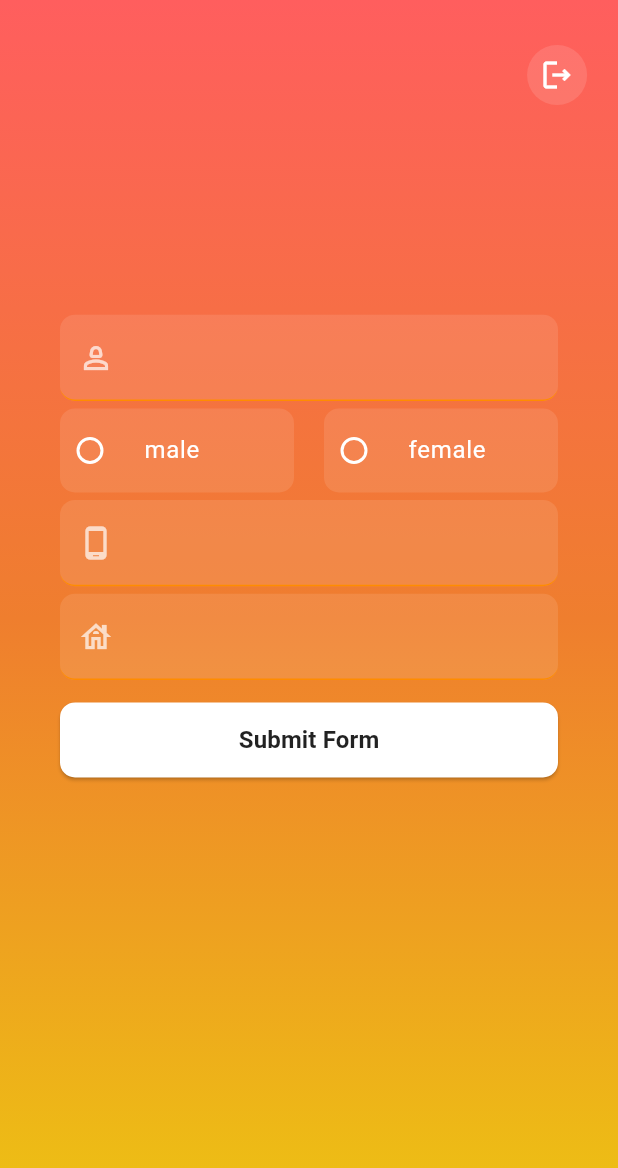
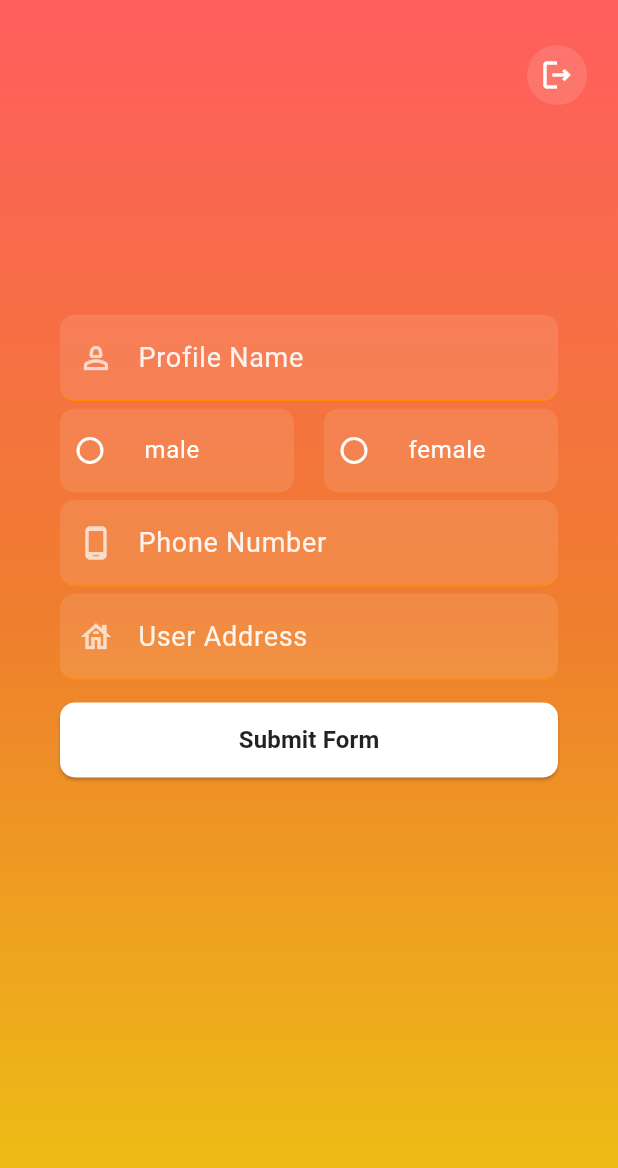
Before and after one commit to mynameisarwan/flutter_firebaseapp, a Flutter app: the ProfileScreen screen opened directly with empty values, on a phone screen of 412 x 824 dp. Shown: the top 1168 px of the screen. Run offline on Flutter 3.47's test engine with Material 3 defaults, Android fonts, the phone set to English and light mode, and no system bars; our stand-ins replace cloud_firestore, firebase_auth, firebase_core, get; accounts and stored records are empty.

Commit message:
profile screen controller

```diff
--- a/lib/src/screens/profile_screen.dart
+++ b/lib/src/screens/profile_screen.dart
@@ -16,10 +16,9 @@ class ProfileScreen extends StatefulWidget {
 }
 
 class _ProfileScreenState extends State<ProfileScreen> {
-  final TextEditingController _userNameTextController = TextEditingController();
-  final TextEditingController _phoneNumbTextController =
-      TextEditingController();
-  final TextEditingController _addressTextController = TextEditingController();
+  late TextEditingController _userNameTextController = TextEditingController();
+  late TextEditingController _phoneNumbTextController = TextEditingController();
+  late TextEditingController _addressTextController = TextEditingController();
   UserGenderEnum? _gender;
   @override
   void dispose() {
@@ -39,7 +38,15 @@ class _ProfileScreenState extends State<ProfileScreen> {
           return Text('Error : ${snapshot.error.toString()}');
         } else if (snapshot.hasData) {
           final user = snapshot.data!;
-
+          _userNameTextController = TextEditingController(
+            text: user.profileName,
+          );
+          _phoneNumbTextController = TextEditingController(
+            text: user.phoneNumber,
+          );
+          _addressTextController = TextEditingController(
+            text: user.profileAddress,
+          );
           return Scaffold(
             extendBodyBehindAppBar: true,
             appBar: AppBar(
@@ -112,8 +119,13 @@ class _ProfileScreenState extends State<ProfileScreen> {
                   child: Column(
                     children: [
                       textFieldTemplForm(
+                        // user.profileName.isEmpty
+                        //     ? _userNameTextController
+                        //     : _userNameTextController = TextEditingController(
+                        //         text: user.profileName,
+                        //       ),
                         _userNameTextController,
-                        user.profileName,
+                        'Profile Name',
                         Icons.person_2_outlined,
                         TextInputType.name,
                       ),
@@ -157,8 +169,13 @@ class _ProfileScreenState extends State<ProfileScreen> {
                         height: 5,
                       ),
                       textFieldTemplForm(
+                        // user.phoneNumber.isEmpty
+                        //     ? _phoneNumbTextController
+                        //     : _phoneNumbTextController = TextEditingController(
+                        //         text: user.phoneNumber,
+                        //       ),
                         _phoneNumbTextController,
-                        user.phoneNumber,
+                        'Phone Number',
                         Icons.phone_android_outlined,
                         TextInputType.phone,
                       ),
@@ -166,8 +183,13 @@ class _ProfileScreenState extends State<ProfileScreen> {
                         height: 5,
                       ),
                       textFieldTemplForm(
+                        // user.profileAddress.isEmpty
+                        //     ? _addressTextController
+                        //     : _addressTextController = TextEditingController(
+                        //         text: user.profileAddress,
+                        //       ),
                         _addressTextController,
-                        user.profileAddress,
+                        'User Address',
                         Icons.house_outlined,
                         TextInputType.streetAddress,
                       ),
```
